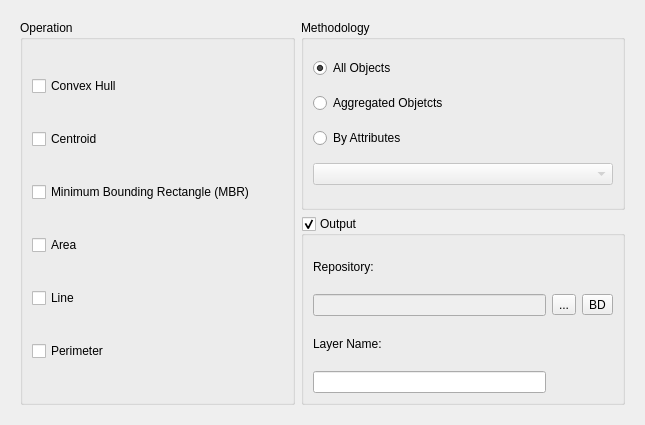
First picture: the form in src/terralib/vp/qt/ui/GeometricOpOutputWizardPageForm.ui, repository claudiobogossian/terralib5, before the edit.
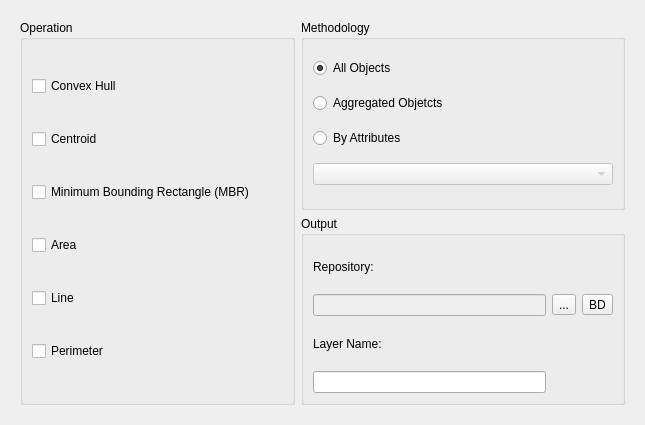
Second picture: the form after the edit.

Patch:
```diff
--- a/src/terralib/vp/qt/ui/GeometricOpOutputWizardPageForm.ui
+++ b/src/terralib/vp/qt/ui/GeometricOpOutputWizardPageForm.ui
@@ -154,7 +154,7 @@
              <string>Output</string>
             </property>
             <property name="checkable">
-             <bool>true</bool>
+             <bool>false</bool>
             </property>
             <layout class="QGridLayout" name="gridLayout_2">
              <item row="0" column="0">
```
